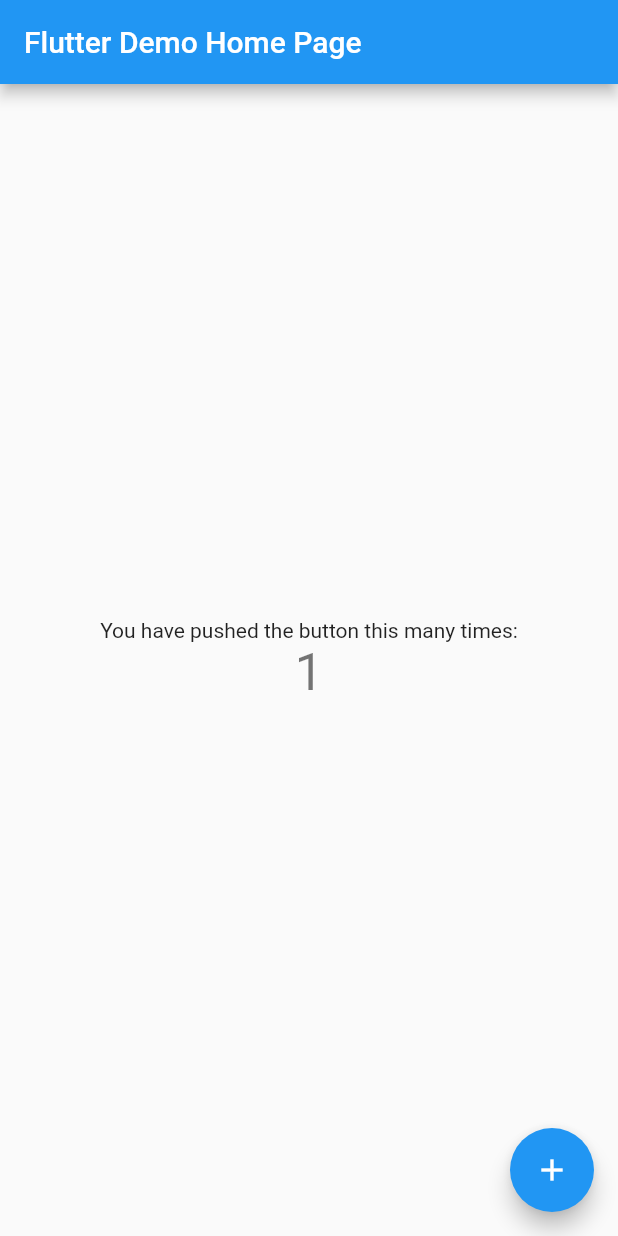
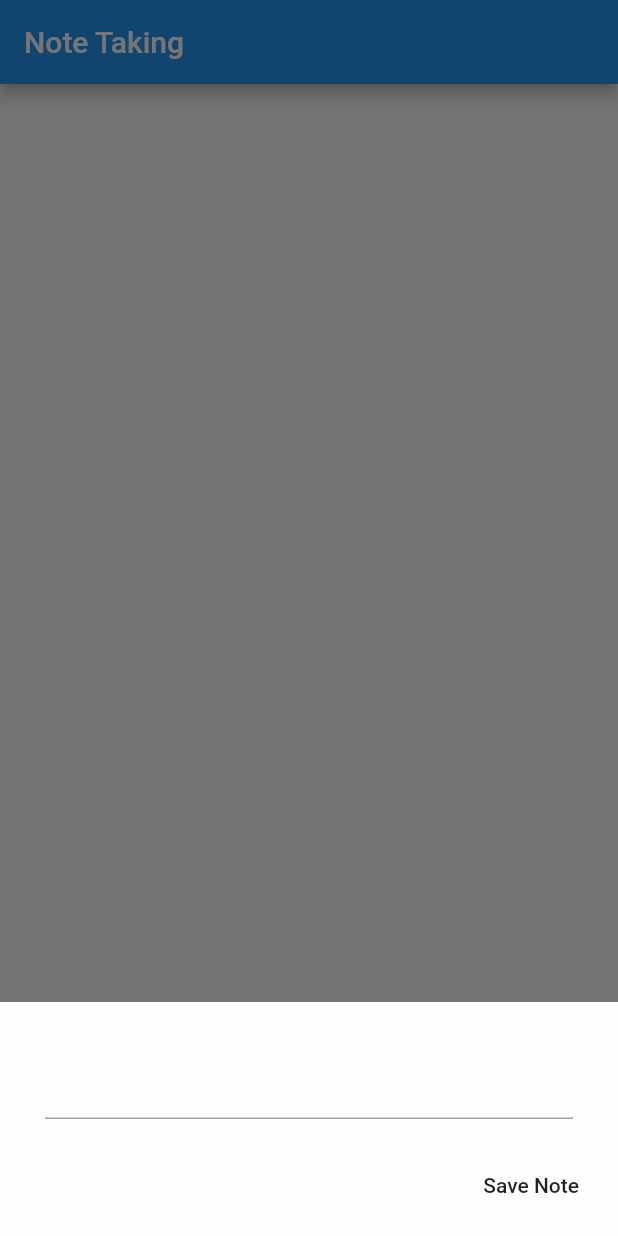
Before and after one commit to TawhidHassan/flutter-Note-App, a Flutter app: the screen it shows after launch, after a tap on the "add" icon, on a phone screen of 412 x 824 dp. Run offline on Flutter 3.47's test engine with Material 2 defaults, Android fonts, the phone set to English and light mode, and no system bars.

Commit message:
make bottomshit and design textField

```diff
--- a/lib/main.dart
+++ b/lib/main.dart
@@ -5,113 +5,59 @@ void main() {
 }
 
 class MyApp extends StatelessWidget {
-  // This widget is the root of your application.
   @override
   Widget build(BuildContext context) {
     return MaterialApp(
-      title: 'Flutter Demo',
-      theme: ThemeData(
-        // This is the theme of your application.
-        //
-        // Try running your application with "flutter run". You'll see the
-        // application has a blue toolbar. Then, without quitting the app, try
-        // changing the primarySwatch below to Colors.green and then invoke
-        // "hot reload" (press "r" in the console where you ran "flutter run",
-        // or simply save your changes to "hot reload" in a Flutter IDE).
-        // Notice that the counter didn't reset back to zero; the application
-        // is not restarted.
-        primarySwatch: Colors.blue,
-        // This makes the visual density adapt to the platform that you run
-        // the app on. For desktop platforms, the controls will be smaller and
-        // closer together (more dense) than on mobile platforms.
-        visualDensity: VisualDensity.adaptivePlatformDensity,
-      ),
-      home: MyHomePage(title: 'Flutter Demo Home Page'),
+      debugShowCheckedModeBanner: false,
+      home: Home()
     );
   }
+
 }
 
-class MyHomePage extends StatefulWidget {
-  MyHomePage({Key key, this.title}) : super(key: key);
+class Home extends StatelessWidget {
+  TextEditingController _titleController = TextEditingController();
 
-  // This widget is the home page of your application. It is stateful, meaning
-  // that it has a State object (defined below) that contains fields that affect
-  // how it looks.
-
-  // This class is the configuration for the state. It holds the values (in this
-  // case the title) provided by the parent (in this case the App widget) and
-  // used by the build method of the State. Fields in a Widget subclass are
-  // always marked "final".
-
-  final String title;
-
-  @override
-  _MyHomePageState createState() => _MyHomePageState();
-}
-
-class _MyHomePageState extends State<MyHomePage> {
-  int _counter = 0;
-
-  void _incrementCounter() {
-    setState(() {
-      // This call to setState tells the Flutter framework that something has
-      // changed in this State, which causes it to rerun the build method below
-      // so that the display can reflect the updated values. If we changed
-      // _counter without calling setState(), then the build method would not be
-      // called again, and so nothing would appear to happen.
-      _counter++;
+  void showBottomModal(BuildContext context){
+    showModalBottomSheet(context: context, builder: (Contxt){
+      return SingleChildScrollView(
+        child: Container(
+          padding: EdgeInsets.only(
+              top: 10,
+              left: 10,
+              right: 10,
+              bottom: MediaQuery.of(context).viewInsets.bottom+10),
+          width: double.infinity,
+          color: Colors.white70,
+          child: Column(
+            crossAxisAlignment: CrossAxisAlignment.end,
+            children: [
+              Padding(
+                  padding: const EdgeInsets.all(20.0),
+                  child: TextField(
+                    controller: _titleController,
+                  )
+              ),
+              FlatButton(
+                  onPressed: (){},
+                  child: Text("Save Note"))
+            ],
+          ),
+        ),
+      );
     });
   }
 
   @override
   Widget build(BuildContext context) {
-    // This method is rerun every time setState is called, for instance as done
-    // by the _incrementCounter method above.
-    //
-    // The Flutter framework has been optimized to make rerunning build methods
-    // fast, so that you can just rebuild anything that needs updating rather
-    // than having to individually change instances of widgets.
     return Scaffold(
       appBar: AppBar(
-        // Here we take the value from the MyHomePage object that was created by
-        // the App.build method, and use it to set our appbar title.
-        title: Text(widget.title),
-      ),
-      body: Center(
-        // Center is a layout widget. It takes a single child and positions it
-        // in the middle of the parent.
-        child: Column(
-          // Column is also a layout widget. It takes a list of children and
-          // arranges them vertically. By default, it sizes itself to fit its
-          // children horizontally, and tries to be as tall as its parent.
-          //
-          // Invoke "debug painting" (press "p" in the console, choose the
-          // "Toggle Debug Paint" action from the Flutter Inspector in Android
-          // Studio, or the "Toggle Debug Paint" command in Visual Studio Code)
-          // to see the wireframe for each widget.
-          //
-          // Column has various properties to control how it sizes itself and
-          // how it positions its children. Here we use mainAxisAlignment to
-          // center the children vertically; the main axis here is the vertical
-          // axis because Columns are vertical (the cross axis would be
-          // horizontal).
-          mainAxisAlignment: MainAxisAlignment.center,
-          children: <Widget>[
-            Text(
-              'You have pushed the button this many times:',
-            ),
-            Text(
-              '$_counter',
-              style: Theme.of(context).textTheme.headline4,
-            ),
-          ],
-        ),
+        title: Text("Note Taking"),
       ),
       floatingActionButton: FloatingActionButton(
-        onPressed: _incrementCounter,
-        tooltip: 'Increment',
+        onPressed: ()=>showBottomModal(context),
         child: Icon(Icons.add),
-      ), // This trailing comma makes auto-formatting nicer for build methods.
+      ),
     );
   }
 }
```
